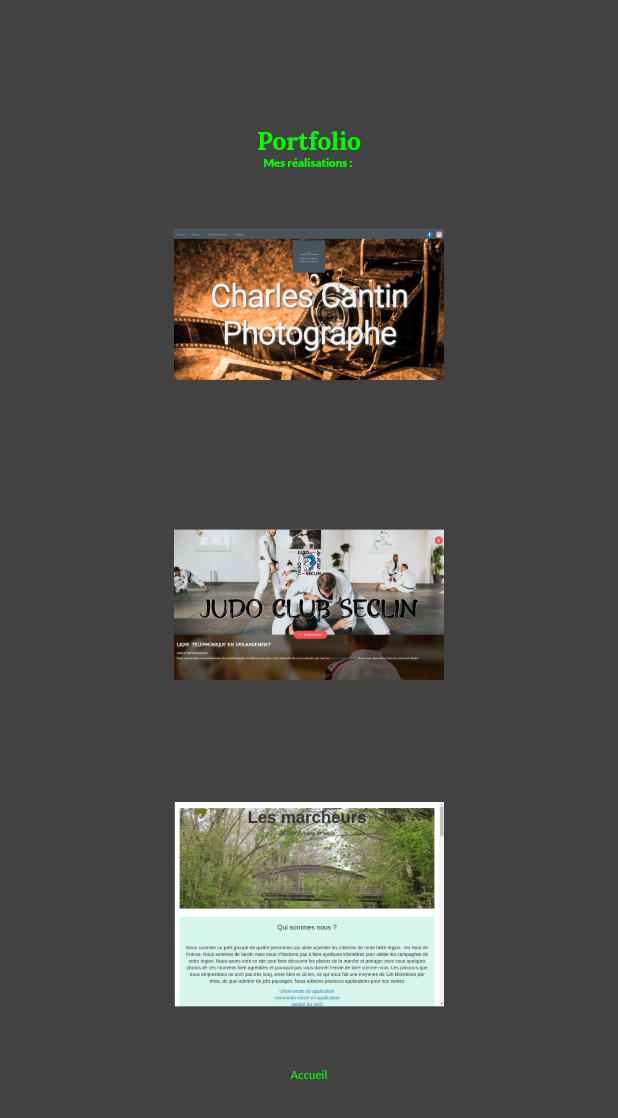
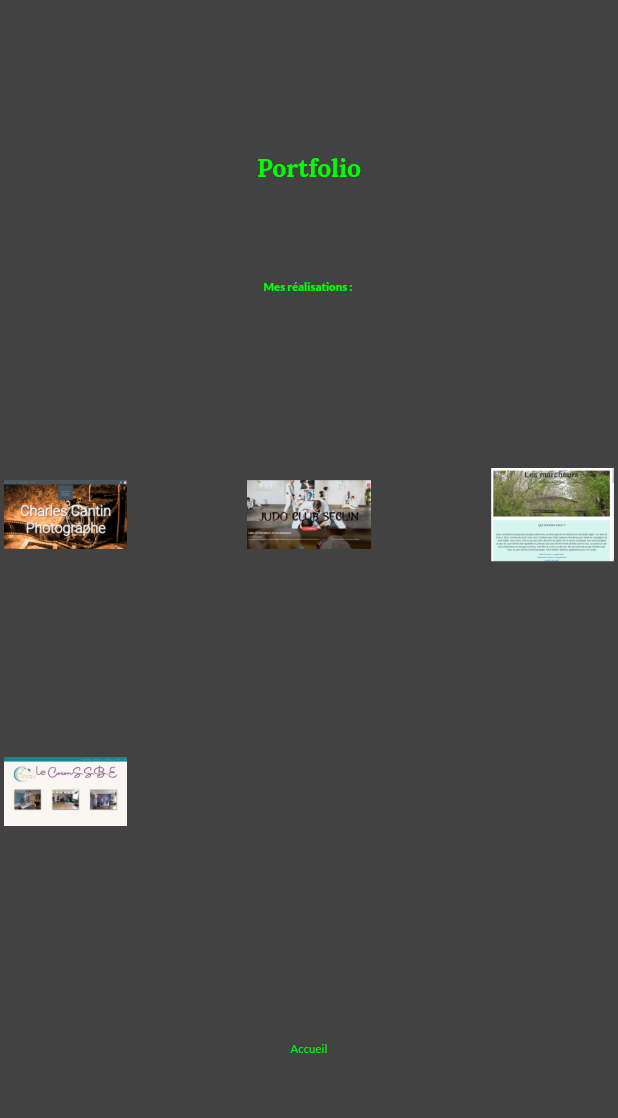
Before and after one commit to pickypou/mon_site_cv, a Flutter app: the screen it shows after launch, after a tap on "Portfolio", on a phone screen of 412 x 824 dp. Shown: the top 1118 px of the screen. Run offline on Flutter 3.47's test engine with Material 3 defaults, Android fonts, the phone set to English and light mode, and no system bars; our stand-ins replace flutter_hooks, flutter_markdown, google_fonts.

Commit message:
ajoute d'une miniature protfolio

```diff
--- a/lib/main.dart
+++ b/lib/main.dart
@@ -14,7 +14,7 @@ class MyApp extends StatelessWidget {
   Widget build(BuildContext context) {
     return MaterialApp(
       debugShowCheckedModeBanner: false,
-      title: 'Mon_site_cv',
+      title: 'Ludovic Spysschaert',
       theme: theme,
       home: const HomePage(),
 
--- a/lib/ui/portfolio/portfolio_view.dart
+++ b/lib/ui/portfolio/portfolio_view.dart
@@ -10,6 +10,7 @@ class PortfolioView extends StatelessWidget {
 
   @override
   Widget build(BuildContext context) {
+    Size size = MediaQuery.sizeOf(context);
     return Container(
       color: Theme.of(context).primaryColor,
       height: 600,
@@ -20,10 +21,12 @@ class PortfolioView extends StatelessWidget {
             "Portfolio",
             style: titleStyleMedium(context),
           ),
+          const SizedBox(height: 65,),
           Text(
             "Mes réalisations : ",
             style: textStyleText(context),
           ),
+          const SizedBox(height: 65,),
           Wrap(
             spacing: 80.0, // espace horizontal entre les images
             runSpacing: 20.0, // espace vertical entre les lignes
@@ -38,8 +41,8 @@ class PortfolioView extends StatelessWidget {
                 },
                 child: Image.asset(
                   'assets/images/charles_cantin.png',
-                  width: 180, // ajustez la largeur de l'image
-                  height: 180, // ajustez la hauteur de l'image
+                  width: size.width/5, // ajustez la largeur de l'image
+                  height: size.height / 5, // ajustez la hauteur de l'image
                 ),
               ),
               // Deuxième image avec lien
@@ -52,8 +55,8 @@ class PortfolioView extends StatelessWidget {
                 },
                 child: Image.asset(
                   'assets/images/judo_seclin.png',
-                  width: 180, // ajustez la largeur de l'image
-                  height: 180, // ajustez la hauteur de l'image
+                  width: size.width/5, // ajustez la largeur de l'image
+                  height: size.height / 5, // ajustez la hauteur de l'image
                 ),
               ),
               // Troisième image avec lien
@@ -66,12 +69,26 @@ class PortfolioView extends StatelessWidget {
                 },
                 child: Image.asset(
                   'assets/images/les_marcheurs.png',
-                  width: 180, // ajustez la largeur de l'image
-                  height: 180, // ajustez la hauteur de l'image
+                  width: size.width/5, // ajustez la largeur de l'image
+                  height: size.height / 5, // ajustez la hauteur de l'image
+                ),
+              ),
+              GestureDetector(
+                onTap: () async {
+                  const url = 'https://lecoconssbe.fr/';
+                  if (await canLaunchUrl(Uri.parse(url))) {
+                    await launchUrl(Uri.parse(url));
+                  }
+                },
+                child: Image.asset(
+                  'assets/images/le_cocon.png',
+                  width: size.width/5, // ajustez la largeur de l'image
+                  height: size.height / 5, // ajustez la hauteur de l'image
                 ),
               ),
             ],
           ),
+          const SizedBox(height: 65,),
           const RouteButton(
             text: "Accueil",
             destinationPage: HomePage(),
```
Also changed, not shown: assets/images/le_cocon.png (added), pubspec.lock, 2 other files.
